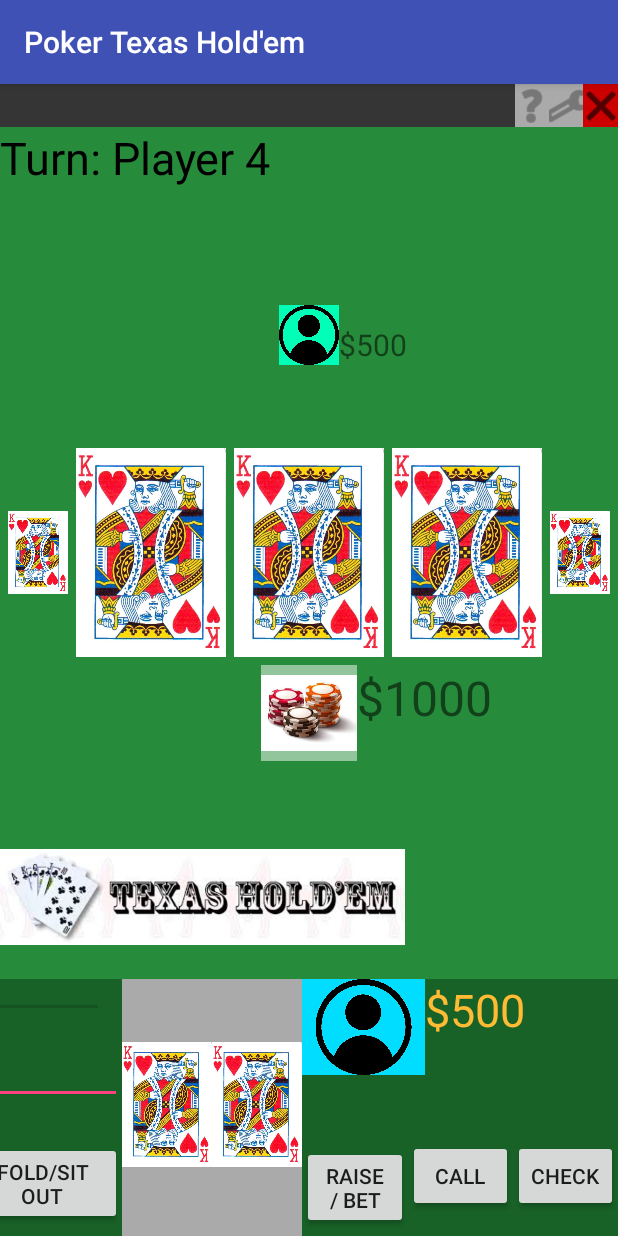
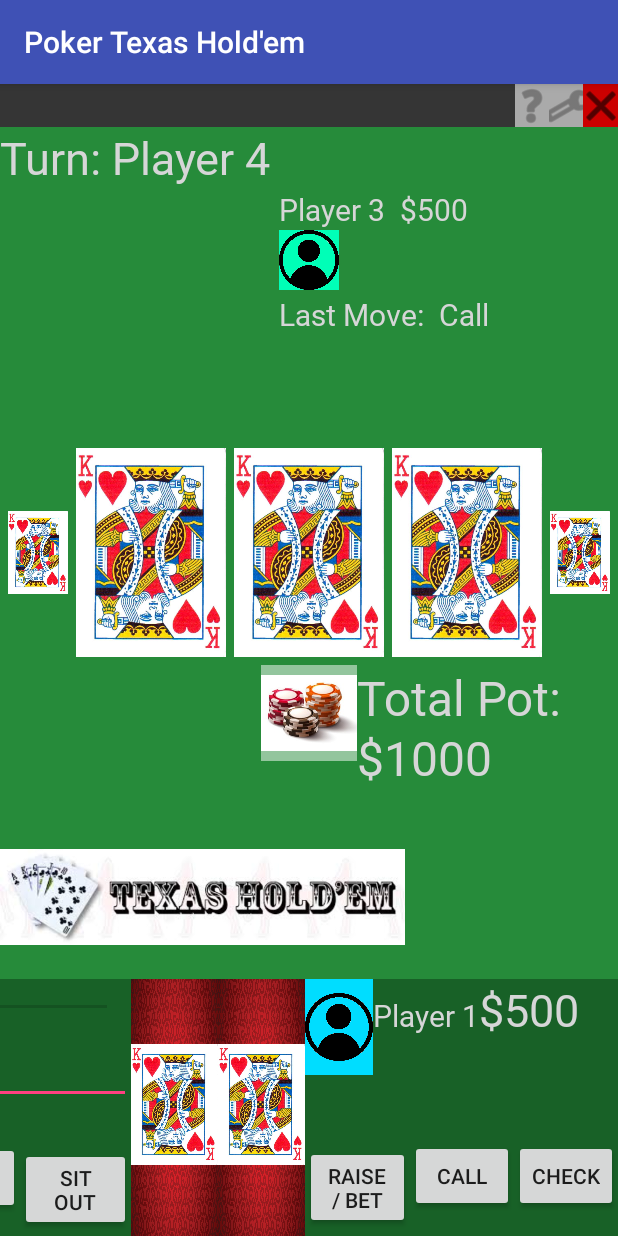
Before and after one commit to bellosil21/pokerTexasHoldEm, an Android app: the screen it shows after launch (MainActivity), on a phone screen of 412 x 824 dp. Run offline under Robolectric (Android 15) with nearby library versions, the phone set to English and light mode, and no system bars; 7 statements that could not run were skipped.

Commit message:
gui updates

```diff
--- a/app/src/main/res/layout/activity_main.xml
+++ b/app/src/main/res/layout/activity_main.xml
@@ -68,8 +68,65 @@
             android:layout_width="wrap_content"
             android:layout_height="wrap_content"
             android:text="Turn: Player 4"
-            android:textColor="@color/black"
-            android:textSize="30dp" />
+            android:textColor="@color/white"
+            android:textSize="30dp"
+            app:fontFamily="@font/anton" />
+
+        <TextView
+            android:id="@+id/player2Chips"
+            android:layout_width="wrap_content"
+            android:layout_height="wrap_content"
+            android:layout_above="@id/player2"
+            android:layout_toRightOf="@id/player2Name"
+            android:layout_marginHorizontal="10dp"
+            android:text="$500"
+            android:textColor="@color/white"
+            android:textSize="20dp"
+            app:fontFamily="@font/anton" />
+
+        <ImageView
+            android:id="@+id/player2"
+            android:layout_width="40dp"
+            android:layout_height="40dp"
+            android:layout_centerInParent="true"
+            android:layout_marginRight="150dp"
+            android:layout_toLeftOf="@id/flop3"
+            android:background="@android:color/holo_purple"
+            app:srcCompat="@drawable/player" />
+
+        <TextView
+            android:id="@+id/player2Name"
+            android:layout_width="wrap_content"
+            android:layout_height="wrap_content"
+            android:layout_above="@+id/player2"
+            android:layout_alignLeft="@id/player2"
+            android:text="Player 2"
+            android:textColor="@color/white"
+            android:textSize="20dp"
+            app:fontFamily="@font/anton" />
+
+        <TextView
+            android:id="@+id/player2LM"
+            android:layout_width="wrap_content"
+            android:layout_height="wrap_content"
+            android:layout_below="@id/player2"
+            android:layout_alignLeft="@id/player2"
+            android:text="Last Move:"
+            android:textColor="@color/white"
+            android:textSize="20dp"
+            app:fontFamily="@font/anton" />
+
+        <TextView
+            android:id="@+id/player2Move"
+            android:layout_width="wrap_content"
+            android:layout_height="wrap_content"
+            android:layout_below="@id/player2"
+            android:layout_toRightOf="@id/player2LM"
+            android:layout_marginHorizontal="10dp"
+            android:text="Fold"
+            android:textColor="@color/white"
+            android:textSize="20dp"
+            app:fontFamily="@font/anton" />
 
         <ImageView
             android:id="@+id/player3"
@@ -77,44 +134,64 @@
             android:layout_height="40dp"
             android:layout_above="@id/flop1"
             android:layout_centerInParent="true"
-            android:layout_marginBottom="50dp"
+            android:layout_marginBottom="100dp"
             android:background="#00ffb7"
-            app:srcCompat="@drawable/player" />
-
-        <TextView
-            android:id="@+id/player2Chips"
-            android:layout_width="wrap_content"
-            android:layout_height="wrap_content"
-            android:layout_alignLeft="@id/player2"
-            android:layout_below="@id/player2"
-            android:text="$500"
-            android:textSize="20dp" />
-
-        <ImageView
-            android:id="@+id/player2"
-            android:layout_width="40dp"
-            android:layout_height="40dp"
-            android:layout_centerInParent="true"
-            android:layout_marginRight="50dp"
-            android:layout_toLeftOf="@id/flop3"
-            android:background="@android:color/holo_purple"
             app:srcCompat="@drawable/player" />
 
         <TextView
             android:id="@+id/player3Chips"
             android:layout_width="wrap_content"
             android:layout_height="wrap_content"
-            android:layout_alignBottom="@id/player3"
-            android:layout_toRightOf="@id/player3"
+            android:layout_above="@id/player3"
+            android:layout_toRightOf="@id/player3Name"
+            android:layout_marginHorizontal="10dp"
             android:text="$500"
-            android:textSize="20dp" />
+            android:textColor="@color/white"
+            android:textSize="20dp"
+            app:fontFamily="@font/anton" />
+
+        <TextView
+            android:id="@+id/player3LM"
+            android:layout_width="wrap_content"
+            android:layout_height="wrap_content"
+            android:layout_above="@id/flop1"
+            android:layout_alignLeft="@id/player3"
+            android:layout_marginBottom="70dp"
+            android:text="Last Move:"
+            android:textColor="@color/white"
+            android:textSize="20dp"
+            app:fontFamily="@font/anton" />
+
+        <TextView
+            android:id="@+id/player3Move"
+            android:layout_width="wrap_content"
+            android:layout_height="wrap_content"
+            android:layout_above="@id/flop1"
+            android:layout_toRightOf="@id/player3LM"
+            android:layout_marginBottom="70dp"
+            android:layout_marginHorizontal="10dp"
+            android:text="Call"
+            android:textColor="@color/white"
+            android:textSize="20dp"
+            app:fontFamily="@font/anton" />
+
+        <TextView
+            android:id="@+id/player3Name"
+            android:layout_width="wrap_content"
+            android:layout_height="wrap_content"
+            android:layout_above="@+id/player3"
+            android:layout_alignLeft="@id/player3"
+            android:text="Player 3"
+            android:textColor="@color/white"
+            android:textSize="20dp"
+            app:fontFamily="@font/anton" />
 
         <ImageView
             android:id="@+id/player4"
             android:layout_width="40dp"
             android:layout_height="40dp"
             android:layout_centerInParent="true"
-            android:layout_marginLeft="50dp"
+            android:layout_marginLeft="150dp"
             android:layout_toRightOf="@id/river"
             android:background="@android:color/holo_orange_light"
             app:srcCompat="@drawable/player" />
@@ -123,11 +200,47 @@
             android:id="@+id/player4Chips"
             android:layout_width="wrap_content"
             android:layout_height="wrap_content"
+            android:layout_above="@id/player4"
+            android:layout_toRightOf="@id/player4Name"
+            android:layout_marginHorizontal="10dp"
+            android:text="$500"
+            android:textColor="@color/white"
+            android:textSize="20dp"
+            app:fontFamily="@font/anton" />
+
+        <TextView
+            android:id="@+id/player4Name"
+            android:layout_width="wrap_content"
+            android:layout_height="wrap_content"
+            android:layout_above="@+id/player4"
             android:layout_alignLeft="@id/player4"
+            android:text="Player 4"
+            android:textColor="@color/white"
+            android:textSize="20dp"
+            app:fontFamily="@font/anton" />
+
+        <TextView
+            android:id="@+id/player4LM"
+            android:layout_width="wrap_content"
+            android:layout_height="wrap_content"
             android:layout_below="@id/player4"
-            android:text="$500"
-            android:textColor="@android:color/holo_red_dark"
-            android:textSize="20dp" />
+            android:layout_alignLeft="@id/player4"
+            android:text="Last Move:"
+            android:textColor="@color/white"
+            android:textSize="20dp"
+            app:fontFamily="@font/anton" />
+
+        <TextView
+            android:id="@+id/player4Move"
+            android:layout_width="wrap_content"
+            android:layout_height="wrap_content"
+            android:layout_below="@id/player4"
+            android:layout_toRightOf="@id/player4LM"
+            android:layout_marginHorizontal="10dp"
+            android:text="Bet $100"
+            android:textColor="@color/white"
+            android:textSize="20dp"
+            app:fontFamily="@font/anton" />
 
         <ImageView
             android:id="@+id/imageView7"
@@ -135,7 +248,8 @@
             android:layout_height="30dp"
             android:layout_centerVertical="true"
             android:layout_toEndOf="@+id/player4"
-            app:srcCompat="@drawable/dealer" />
+            app:srcCompat="@drawable/dealer"
+            android:layout_toRightOf="@+id/player4" />
 
         <ImageView
             android:id="@+id/logo"
@@ -205,10 +319,25 @@
             android:id="@+id/totalPot"
             android:layout_width="wrap_content"
             android:layout_height="wrap_content"
-            android:layout_below="@id/turn"
+            android:layout_below="@id/flop1"
+            android:layout_marginTop="40dp"
             android:layout_toRightOf="@id/chipStack"
             android:text="$1000"
-            android:textSize="32dp" />
+            android:textSize="32dp"
+            android:textColor="@color/white"
+            app:fontFamily="@font/anton" />
+
+        <TextView
+            android:id="@+id/pot"
+            android:layout_width="wrap_content"
+            android:layout_height="wrap_content"
+            android:layout_below="@id/flop1"
+            android:layout_marginTop="0dp"
+            android:layout_toRightOf="@id/chipStack"
+            android:text="Total Pot:"
+            android:textColor="@color/white"
+            android:textSize="32dp"
+            app:fontFamily="@font/anton" />
 
     </RelativeLayout>
 
@@ -255,9 +384,10 @@
                     android:ems="10"
                     android:hint="Place Bets"
                     android:inputType="number"
-                    android:textColor="@android:color/holo_orange_light"
+                    android:textColor="@color/Yellow"
                     android:textColorHighlight="@android:color/darker_gray"
-                    android:textColorHint="@android:color/holo_orange_light" />
+                    android:textColorHint="@color/Yellow"
+                    app:fontFamily="@font/anton" />
 
             </LinearLayout>
 
@@ -272,14 +402,21 @@
                     android:layout_width="match_parent"
                     android:layout_height="wrap_content"
                     android:layout_weight="1"
-                    android:text="SHOW/HIDE CARDS" />
+                    android:text="SHOW CARDS" />
+
+                <Button
+                    android:id="@+id/fold_foldButton"
+                    android:layout_width="match_parent"
+                    android:layout_height="wrap_content"
+                    android:layout_weight="1"
+                    android:text="FOLD" />
 
                 <Button
                     android:id="@+id/fold_sitoutButton"
                     android:layout_width="match_parent"
                     android:layout_height="wrap_content"
                     android:layout_weight="1"
-                    android:text="FOLD/SIT OUT" />
+                    android:text="SIT OUT" />
 
             </LinearLayout>
 
@@ -296,7 +433,7 @@
             android:layout_height="175dp"
             android:layout_weight="1"
             android:adjustViewBounds="true"
-            android:background="@android:color/darker_gray"
+            android:background="@drawable/background"
             app:srcCompat="@drawable/sample_card" />
 
         <ImageView
@@ -305,7 +442,7 @@
             android:layout_height="175dp"
             android:layout_weight="1"
             android:adjustViewBounds="true"
-            android:background="@android:color/darker_gray"
+            android:background="@drawable/background"
             app:srcCompat="@drawable/sample_card" />
 
         <Space
@@ -328,7 +465,7 @@
                 android:orientation="horizontal">
 
                 <ImageView
-                    android:id="@+id/playerImage"
+                    android:id="@+id/player1"
                     android:layout_width="20dp"
                     android:layout_height="64dp"
                     android:layout_weight="1"
@@ -336,21 +473,32 @@
                     app:srcCompat="@drawable/player" />
 
                 <TextView
+                    android:id="@+id/player1Name"
+                    android:layout_width="wrap_content"
+                    android:layout_height="wrap_content"
+                    android:layout_below="@+id/player1"
+                    android:text="Player 1"
+                    android:textColor="@color/white"
+                    android:textSize="20dp"
+                    app:fontFamily="@font/anton" />
+
+                <TextView
                     android:id="@+id/currChips"
                     android:layout_width="wrap_content"
                     android:layout_height="wrap_content"
                     android:layout_weight="1"
                     android:text="$500"
-                    android:textColor="@android:color/holo_orange_light"
-                    android:textSize="30dp" />
+                    android:textColor="@color/Yellow"
+                    android:textSize="30dp"
+                    app:fontFamily="@font/anton" />
             </LinearLayout>
 
             <LinearLayout
                 android:layout_width="match_parent"
                 android:layout_height="wrap_content"
+                android:layout_gravity="top"
                 android:layout_weight="10"
-                android:orientation="horizontal"
-                android:layout_gravity="top">
+                android:orientation="horizontal">
 
                 <Button
                     android:id="@+id/betButton"
```
